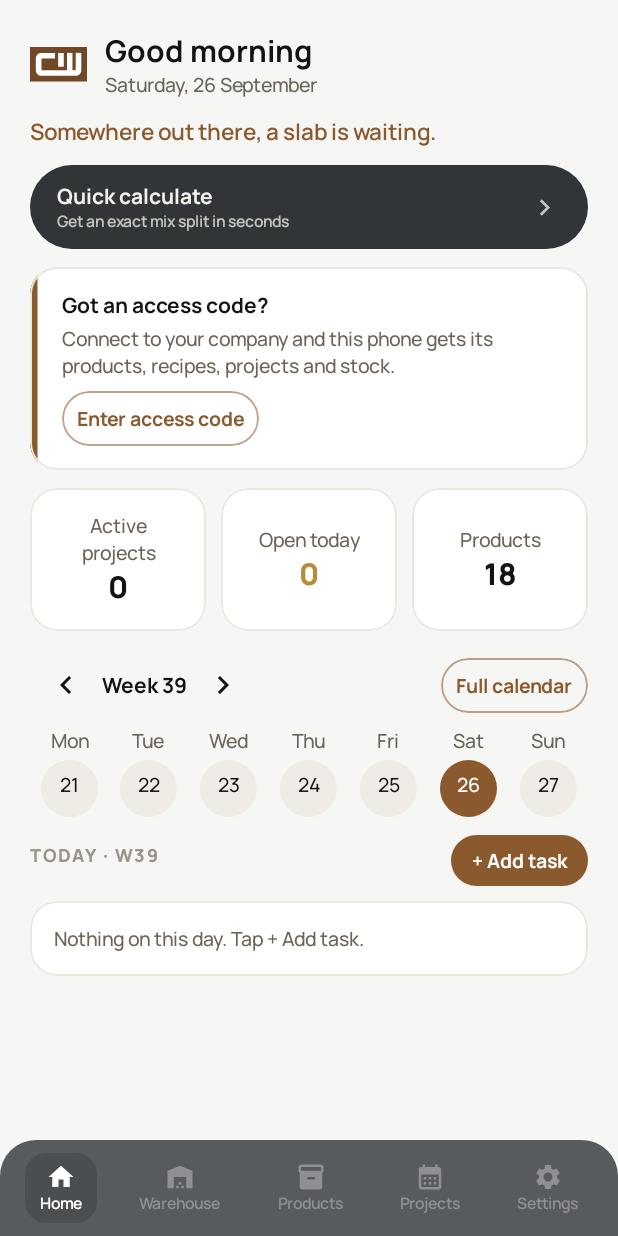
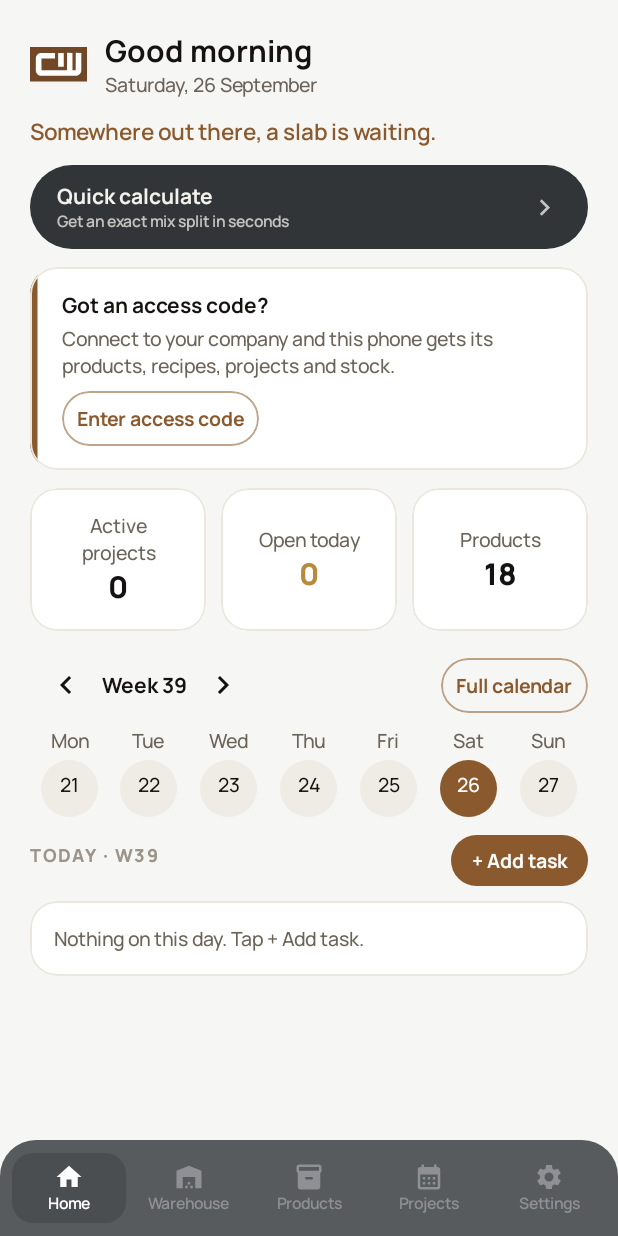
Before and after one commit to ic3e/MixMaster, an Android app built with Jetpack Compose: the home screen opened through its navigation route, on a phone screen of 412 x 824 dp. Run offline under Robolectric (Android 15) with nearby library versions, the phone set to English and light mode, and no system bars; our stand-ins replace Room's generated code; network calls fail.

Commit message:
Tab bar buttons all one size
Each button's lit pill was as wide as its word, so "Home" had a small one and "Warehouse" a wide
one, and it changed size as you moved between tabs. The five now share the bar in equal fifths,
and the pill fills its fifth whichever tab is lit.

Co-Authored-By: Claude Opus 5.5 <noreply@anthropic.com>
Claude-Session: https://claude.ai/code/session_01HrU2XcX9JfgvH4u48BahY3

```diff
--- a/app/src/main/java/com/conwic/mixmaster/ui/components/BottomNavBar.kt
+++ b/app/src/main/java/com/conwic/mixmaster/ui/components/BottomNavBar.kt
@@ -1,5 +1,6 @@
 package com.conwic.mixmaster.ui.components
 
+import androidx.compose.ui.text.style.TextOverflow
 import androidx.compose.ui.graphics.compositeOver
 import androidx.compose.foundation.background
 import androidx.compose.foundation.clickable
@@ -69,25 +70,34 @@ fun BottomNavBar(currentRoute: String?, onNavigate: (String) -> Unit) {
                 .navigationBarsPadding()
                 .height(64.dp)
                 .padding(horizontal = 8.dp, vertical = 4.dp),
-            horizontalArrangement = Arrangement.SpaceAround,
+            horizontalArrangement = Arrangement.spacedBy(4.dp),
             verticalAlignment = Alignment.CenterVertically,
         ) {
             navItems.forEach { item ->
                 val selected = currentRoute == item.route
                 val color = if (selected) Color.White else NavInactive
+                // An equal fifth each, the lit pill filling it: sized to its word, "Home" had a
+                // small pill and "Warehouse" a wide one, and it jumped as you moved between tabs.
                 Column(
                     modifier = Modifier
+                        .weight(1f)
                         .clip(RoundedCornerShape(14.dp))
                         // Solid: the bar under it lets the page through, and a lit-up tab with a card
                         // showing through it read as part of the page rather than as the tab you are on.
                         .background(color = if (selected) NavSelected else Color.Transparent)
                         .clickable { onNavigate(item.route) }
-                        .padding(horizontal = 10.dp, vertical = 6.dp),
+                        .padding(horizontal = 2.dp, vertical = 6.dp),
                     horizontalAlignment = Alignment.CenterHorizontally,
                 ) {
                     val label = stringResource(item.labelRes)
                     Icon(imageVector = item.icon, contentDescription = label, tint = color, modifier = Modifier.height(20.dp))
-                    Text(text = label, style = MaterialTheme.typography.labelSmall, color = color)
+                    Text(
+                        text = label,
+                        style = MaterialTheme.typography.labelSmall,
+                        color = color,
+                        maxLines = 1,
+                        overflow = TextOverflow.Ellipsis,
+                    )
                 }
             }
         }
```
